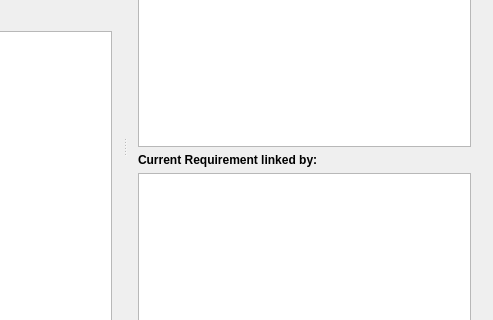
Before: the Qt Designer form Application/mainwindow.ui in atilm/RequirementsManager, drawn with Qt 5; both pictures show x 597 to 1090 and y 259 to 579 of the 1090 by 784 pixel window.
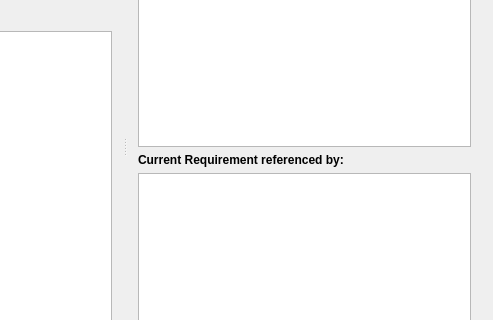
After: the same form once the commit is applied. Icons and pictures are not drawn. Custom widgets are drawn as their Qt base class.

What changed in the file:
```diff
--- a/Application/mainwindow.ui
+++ b/Application/mainwindow.ui
@@ -232,7 +232,7 @@
             </font>
            </property>
            <property name="text">
-            <string>Current Requirement linked by:</string>
+            <string>Current Requirement referenced by:</string>
            </property>
           </widget>
          </item>
```
